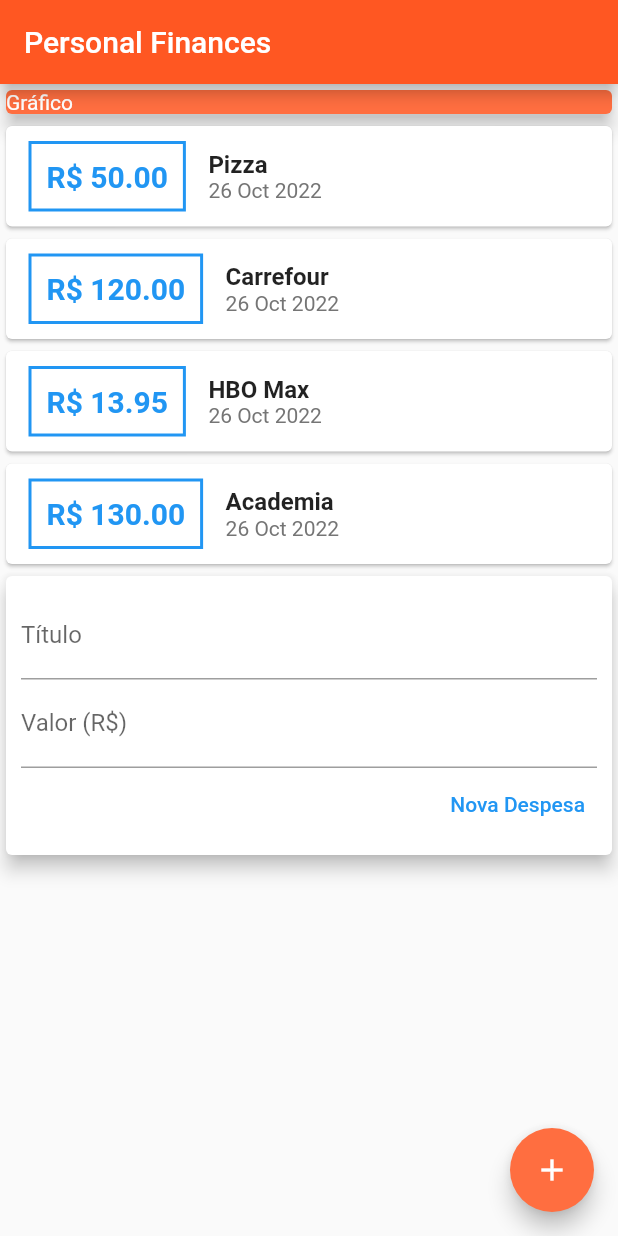
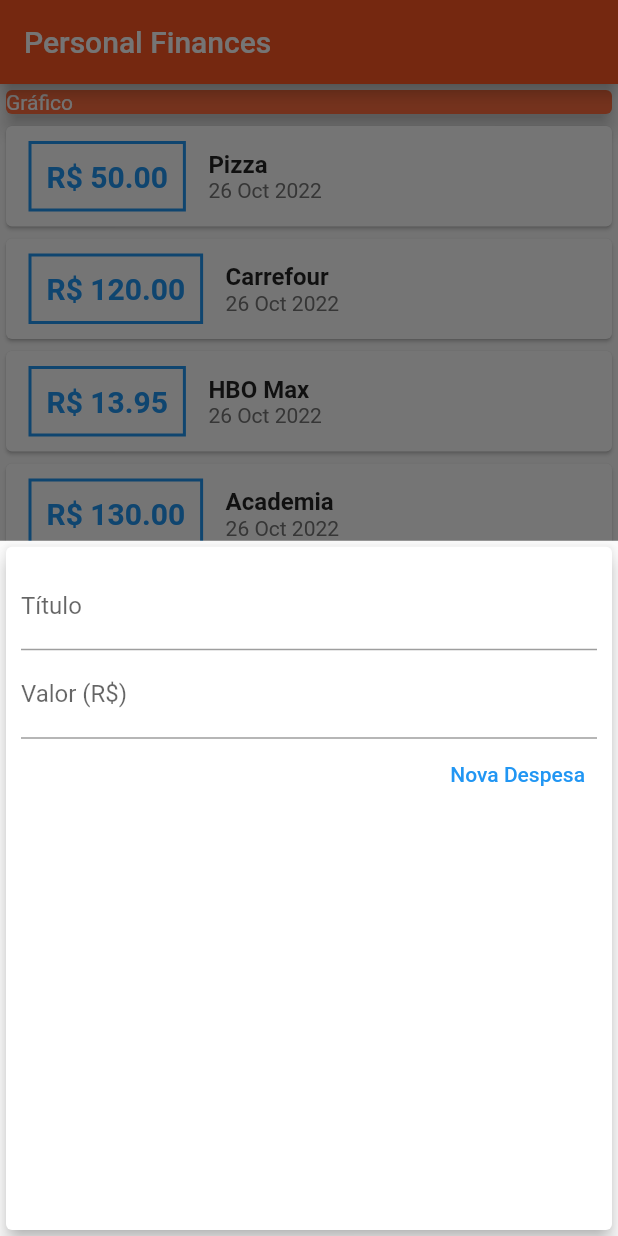
Before and after one commit to walissonsilva/flutter-expenses-app, a Flutter app: the screen it shows after launch, after a tap on the "add" icon, on a phone screen of 412 x 824 dp. Run offline on Flutter 3.47's test engine with Material 2 defaults, Android fonts, the phone set to English and light mode, and no system bars.

Commit message:
feat: add modal bottom sheet to add transaction

```diff
--- a/lib/components/transaction_form.dart
+++ b/lib/components/transaction_form.dart
@@ -2,13 +2,18 @@ import 'package:flutter/material.dart';
 import 'package:flutter/src/widgets/container.dart';
 import 'package:flutter/src/widgets/framework.dart';
 
-class TransactionForm extends StatelessWidget {
-  final titleController = TextEditingController();
-  final valueController = TextEditingController();
-
+class TransactionForm extends StatefulWidget {
   final void Function(String title, double value) onSubmitTransaction;
 
   TransactionForm({super.key, required this.onSubmitTransaction});
+
+  @override
+  State<TransactionForm> createState() => _TransactionFormState();
+}
+
+class _TransactionFormState extends State<TransactionForm> {
+  final titleController = TextEditingController();
+  final valueController = TextEditingController();
 
   _handleSubmitForm(BuildContext context) {
     final title = titleController.text;
@@ -26,7 +31,7 @@ class TransactionForm extends StatelessWidget {
       return;
     }
 
-    onSubmitTransaction(title, value);
+    widget.onSubmitTransaction(title, value);
   }
 
   @override
--- a/lib/components/transaction_list.dart
+++ b/lib/components/transaction_list.dart
@@ -12,7 +12,7 @@ class TransactionList extends StatelessWidget {
   @override
   Widget build(BuildContext context) {
     return Container(
-      height: 300,
+      height: 500,
       child: ListView.builder(
         itemCount: transactions.length,
         itemBuilder: (context, index) {
--- a/lib/main.dart
+++ b/lib/main.dart
@@ -1,4 +1,9 @@
+import 'dart:math';
+
+import 'package:finances/components/transaction_form.dart';
+import 'package:finances/components/transaction_list.dart';
 import 'package:finances/components/transaction_user.dart';
+import 'package:finances/models/transaction.dart';
 import 'package:flutter/material.dart';
 
 main() => runApp(const FinancesApp());
@@ -14,8 +19,42 @@ class FinancesApp extends StatelessWidget {
   }
 }
 
-class MyHomeScreen extends StatelessWidget {
+class MyHomeScreen extends StatefulWidget {
   const MyHomeScreen({Key? key}) : super(key: key);
+
+  @override
+  State<MyHomeScreen> createState() => _MyHomeScreenState();
+}
+
+class _MyHomeScreenState extends State<MyHomeScreen> {
+  _openModalTransactionForm(BuildContext context) {
+    showModalBottomSheet(
+      context: context,
+      builder: ((_) {
+        return TransactionForm(onSubmitTransaction: _addTransaction);
+      }),
+    );
+  }
+
+  final _transactions = [
+    Transaction(id: '1', title: 'Pizza', value: 50, date: DateTime.now()),
+    Transaction(id: '2', title: 'Carrefour', value: 120, date: DateTime.now()),
+    Transaction(id: '3', title: 'HBO Max', value: 13.95, date: DateTime.now()),
+    Transaction(id: '4', title: 'Academia', value: 130, date: DateTime.now()),
+  ];
+
+  _addTransaction(String title, double value) {
+    final newTransaction = Transaction(
+      id: Random().nextDouble().toString(),
+      title: title,
+      value: value,
+      date: DateTime.now(),
+    );
+
+    setState(() {
+      _transactions.add(newTransaction);
+    });
+  }
 
   @override
   Widget build(BuildContext context) {
@@ -27,7 +66,6 @@ class MyHomeScreen extends StatelessWidget {
       body: SingleChildScrollView(
         child: Column(
           crossAxisAlignment: CrossAxisAlignment.stretch,
-          // ignore: prefer_const_literals_to_create_immutables
           children: [
             const Card(
               color: Colors.deepOrangeAccent,
@@ -37,7 +75,7 @@ class MyHomeScreen extends StatelessWidget {
                 style: TextStyle(color: Colors.white),
               ),
             ),
-            const TransactionUser(),
+            TransactionList(transactions: _transactions),
           ],
         ),
       ),
@@ -45,7 +83,7 @@ class MyHomeScreen extends StatelessWidget {
         child: Icon(Icons.add),
         backgroundColor: Colors.deepOrangeAccent,
         onPressed: () {
-          print('Hello');
+          _openModalTransactionForm(context);
         },
         tooltip: 'Adicionar despesa',
       ),
```
